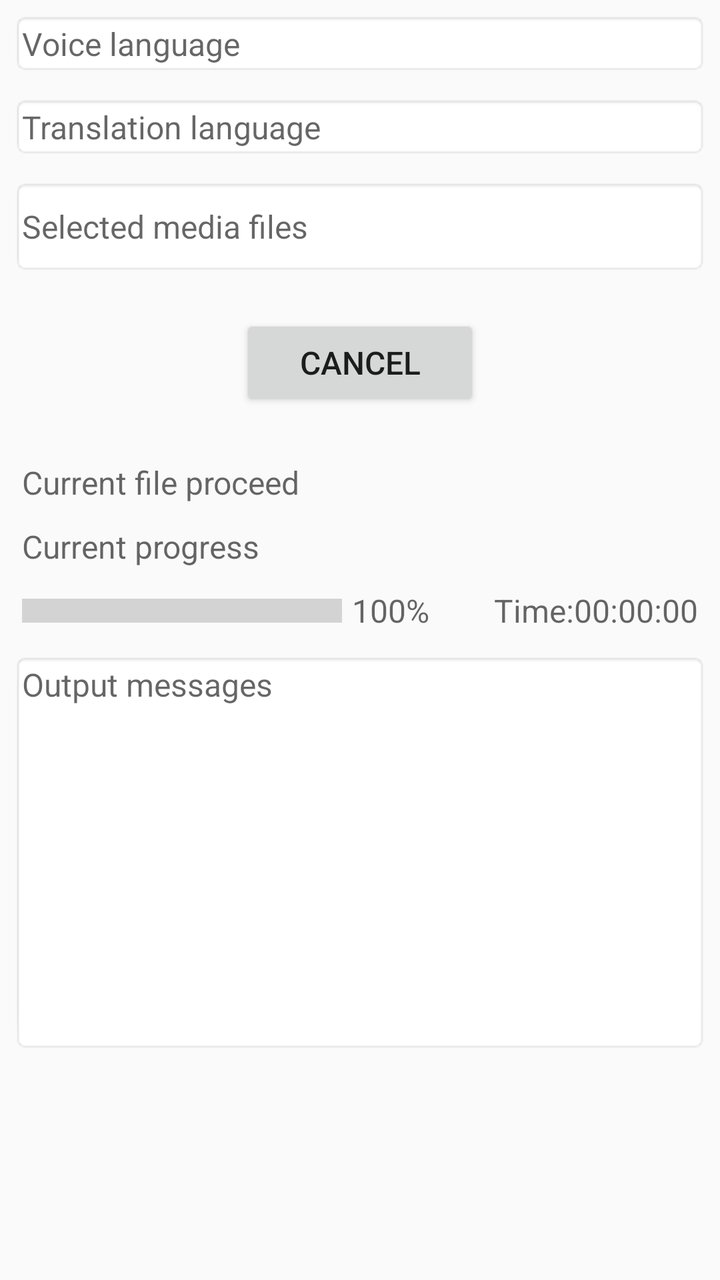
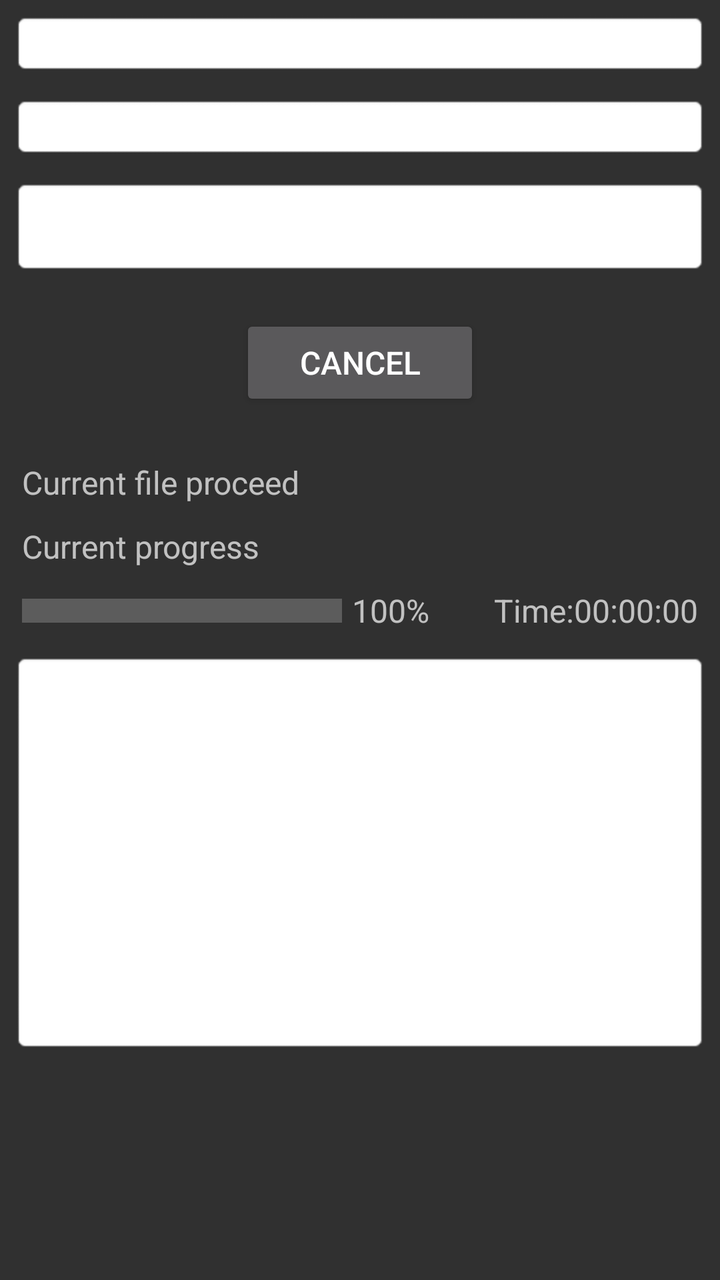

An Android layout rendered at two revisions. The XML below is the earlier revision; the diff shows what the commit changed to produce the second picture.
<!-- AndroidManifest.xml: application theme AppTheme -->
<!-- res/layout/activity_transcribe.xml -->
<?xml version="1.0" encoding="utf-8"?>
<ScrollView xmlns:android="http://schemas.android.com/apk/res/android"
    xmlns:tools="http://schemas.android.com/tools"
    android:id="@+id/root"
    android:layout_width="fill_parent"
    android:layout_height="wrap_content"
    android:layout_marginLeft="5dp"
    android:layout_marginRight="5dp"
    android:layout_gravity="center_horizontal"
    android:orientation="vertical"
    android:padding="1dp"
    >
    <RelativeLayout
        android:layout_width="match_parent"
        android:layout_height="wrap_content"
        android:layout_gravity="center_horizontal"
        >
        <TextView
            android:id="@+id/textview_src"
            android:hint="@string/language_src_language"
            android:padding="5dp"
            android:gravity="start|center"
            android:textAlignment="gravity"
            android:textSize="16sp"
            android:background="@android:drawable/editbox_background"
            android:typeface="sans"
            android:layout_width="match_parent"
            android:layout_height="wrap_content"
            android:layout_marginStart="5dp"
            android:layout_marginTop="5dp"
            android:layout_marginEnd="5dp"
            android:layout_marginBottom="5dp"
            android:layout_centerHorizontal="true"
            />
        <TextView
            android:id="@+id/textview_dst"
            android:hint="@string/language_dst_language"
            android:padding="5dp"
            android:gravity="start|center"
            android:textAlignment="gravity"
            android:textSize="16sp"
            android:background="@android:drawable/editbox_background"
            android:typeface="sans"
            android:layout_below="@+id/textview_src"
            android:layout_width="match_parent"
            android:layout_height="wrap_content"
            android:layout_marginStart="5dp"
            android:layout_marginTop="5dp"
            android:layout_marginEnd="5dp"
            android:layout_marginBottom="5dp"
            android:layout_centerHorizontal="true"
            />
        <TextView
            android:id="@+id/textview_filepath"
            android:hint="@string/file_path"
            android:padding="5dp"
            android:gravity="start|center"
            android:textAlignment="gravity"
            android:textSize="16sp"
            android:background="@android:drawable/editbox_background"
            android:typeface="sans"
            android:layout_below="@+id/textview_dst"
            android:layout_width="match_parent"
            android:layout_height="48dp"
            android:layout_marginStart="5dp"
            android:layout_marginTop="5dp"
            android:layout_marginEnd="5dp"
            android:layout_marginBottom="10dp"
            android:layout_centerHorizontal="true"
            />
        <Button
            android:id="@+id/button_cancel"
            android:text="@string/cancel"
            android:padding="5dp"
            android:gravity="center"
            android:textAlignment="gravity"
            android:textSize="16sp"
            android:layout_width="120dp"
            android:layout_height="wrap_content"
            android:layout_below="@+id/textview_filepath"
            android:layout_marginStart="5dp"
            android:layout_marginTop="10dp"
            android:layout_marginEnd="5dp"
            android:layout_marginBottom="10dp"
            android:layout_centerHorizontal="true"
            />
        <TextView
            android:id="@+id/textview_current_file"
            android:hint="@string/current_file_proceed"
            android:padding="5dp"
            android:gravity="start|center"
            android:textAlignment="gravity"
            android:textSize="16sp"
            android:typeface="sans"
            android:layout_below="@+id/button_cancel"
            android:layout_width="match_parent"
            android:layout_height="32dp"
            android:layout_marginStart="5dp"
            android:layout_marginTop="10dp"
            android:layout_marginEnd="5dp"
            android:layout_marginBottom="0dp"
            android:layout_centerHorizontal="true"
            />
        <TextView
            android:id="@+id/textview_progress"
            android:hint="Current progress"
            android:padding="5dp"
            android:gravity="start"
            android:textAlignment="gravity"
            android:textSize="16sp"
            android:textIsSelectable="true"
            android:focusable="true"
            android:longClickable="true"
            android:typeface="sans"
            android:layout_below="@+id/textview_current_file"
            android:layout_width="match_parent"
            android:layout_height="32dp"
            android:layout_marginStart="5dp"
            android:layout_marginTop="0dp"
            android:layout_marginEnd="0dp"
            android:layout_marginBottom="0dp"
            android:visibility="visible"
            tools:ignore="RtlHardcoded,SmallSp"
            />
        <ProgressBar
            android:id="@+id/progressBar"
            style="?android:attr/progressBarStyleHorizontal"
            android:gravity="start|center"
            android:max="100"
            android:scaleY="3"
            android:layout_width="160dp"
            android:layout_height="32dp"
            android:layout_below="@+id/textview_progress"
            android:layout_marginStart="10dp"
            android:layout_marginTop="0dp"
            android:layout_marginEnd="0dp"
            android:layout_marginBottom="0dp"
            android:visibility="visible"
            />
        <TextView
            android:id="@+id/textview_percentage"
            android:hint="100%"
            android:padding="5dp"
            android:gravity="start"
            android:textAlignment="gravity"
            android:textSize="16sp"
            android:textIsSelectable="true"
            android:focusable="true"
            android:longClickable="true"
            android:typeface="sans"
            android:layout_below="@+id/textview_progress"
            android:layout_toEndOf="@+id/progressBar"
            android:layout_width="52dp"
            android:layout_height="32dp"
            android:layout_marginStart="0dp"
            android:layout_marginTop="0dp"
            android:layout_marginEnd="0dp"
            android:layout_marginBottom="0dp"
            android:visibility="visible"
            tools:ignore="RtlHardcoded,SmallSp"
            />
        <TextView
            android:id="@+id/textview_time"
            android:hint="Time:00:00:00"
            android:focusable="true"
            android:gravity="right"
            android:longClickable="true"
            android:padding="5dp"
            android:textAlignment="gravity"
            android:textIsSelectable="true"
            android:textSize="16sp"
            android:typeface="sans"
            android:visibility="visible"
            android:layout_alignParentRight="true"
            android:layout_width="130dp"
            android:layout_height="32dp"
            android:layout_toEndOf="@+id/textview_percentage"
            android:layout_below="@+id/textview_progress"
            android:layout_marginStart="0dp"
            android:layout_marginTop="0dp"
            android:layout_marginEnd="5dp"
            android:layout_marginBottom="0dp"
            tools:ignore="RtlHardcoded,SmallSp"
            />
        <TextView
            android:id="@+id/textview_output_messages_2"
            android:hint="@string/output_messages"
            android:padding="5dp"
            android:gravity="start"
            android:textAlignment="gravity"
            android:textSize="16sp"
            android:scrollbars="vertical"
            android:isScrollContainer="true"
            android:background="@android:drawable/editbox_background"
            android:typeface="sans"
            android:layout_below="@+id/progressBar"
            android:layout_width="match_parent"
            android:layout_height="200dp"
            android:layout_centerHorizontal="true"
            android:layout_marginStart="5dp"
            android:layout_marginTop="5dp"
            android:layout_marginEnd="5dp"
            android:layout_marginBottom="5dp"
            tools:ignore="RtlHardcoded,SmallSp" />
    </RelativeLayout>
</ScrollView>
<!-- resources referenced by this layout -->
<resources>
  <string name="cancel">Cancel</string>
  <string name="current_file_proceed">Current file proceed</string>
  <string name="file_path">Selected media files</string>
  <string name="language_dst_language">Translation language</string>
  <string name="language_src_language">Voice language</string>
  <string name="output_messages">Output messages</string>
  <style name="AppTheme" parent="Theme.AppCompat.Light.DarkActionBar">
          
          <item name="colorPrimary">@color/colorPrimary</item>
          <item name="colorPrimaryDark">@color/colorPrimaryDark</item>
          <item name="colorAccent">@color/colorAccent</item>
      </style>
  <color name="colorPrimary">#6200EE</color>
  <color name="colorPrimaryDark">#3700B3</color>
  <color name="colorAccent">#03DAC5</color>
</resources>

<!-- the commit's change to res/layout/activity_transcribe.xml (unified diff, before → after) -->
@@ -22,6 +22,7 @@
             android:gravity="start|center"
             android:textAlignment="gravity"
             android:textSize="16sp"
+            android:textColor="?android:attr/textColorPrimary"
             android:background="@android:drawable/editbox_background"
             android:typeface="sans"
             android:layout_width="match_parent"
@@ -39,6 +40,7 @@
             android:gravity="start|center"
             android:textAlignment="gravity"
             android:textSize="16sp"
+            android:textColor="?android:attr/textColorPrimary"
             android:background="@android:drawable/editbox_background"
             android:typeface="sans"
             android:layout_below="@+id/textview_src"
@@ -57,6 +59,7 @@
             android:gravity="start|center"
             android:textAlignment="gravity"
             android:textSize="16sp"
+            android:textColor="?android:attr/textColorPrimary"
             android:background="@android:drawable/editbox_background"
             android:typeface="sans"
             android:layout_below="@+id/textview_dst"
@@ -91,6 +94,7 @@
             android:gravity="start|center"
             android:textAlignment="gravity"
             android:textSize="16sp"
+            android:textColor="?android:attr/textColorPrimary"
             android:typeface="sans"
             android:layout_below="@+id/button_cancel"
             android:layout_width="match_parent"
@@ -108,6 +112,7 @@
             android:gravity="start"
             android:textAlignment="gravity"
             android:textSize="16sp"
+            android:textColor="?android:attr/textColorPrimary"
             android:textIsSelectable="true"
             android:focusable="true"
             android:longClickable="true"
@@ -144,6 +149,7 @@
             android:gravity="start"
             android:textAlignment="gravity"
             android:textSize="16sp"
+            android:textColor="?android:attr/textColorPrimary"
             android:textIsSelectable="true"
             android:focusable="true"
             android:longClickable="true"
@@ -169,6 +175,7 @@
             android:textAlignment="gravity"
             android:textIsSelectable="true"
             android:textSize="16sp"
+            android:textColor="?android:attr/textColorPrimary"
             android:typeface="sans"
             android:visibility="visible"
             android:layout_alignParentRight="true"
@@ -189,6 +196,7 @@
             android:gravity="start"
             android:textAlignment="gravity"
             android:textSize="16sp"
+            android:textColor="?android:attr/textColorPrimary"
             android:scrollbars="vertical"
             android:isScrollContainer="true"
             android:background="@android:drawable/editbox_background"
<!-- resource entries referenced after the edit -->
@@ -6,7 +6,7 @@
   <string name="language_dst_language">Translation language</string>
   <string name="language_src_language">Voice language</string>
   <string name="output_messages">Output messages</string>
-  <style name="AppTheme" parent="Theme.AppCompat.Light.DarkActionBar">
+  <style name="AppTheme" parent="Theme.AppCompat">
           
           <item name="colorPrimary">@color/colorPrimary</item>
           <item name="colorPrimaryDark">@color/colorPrimaryDark</item>
